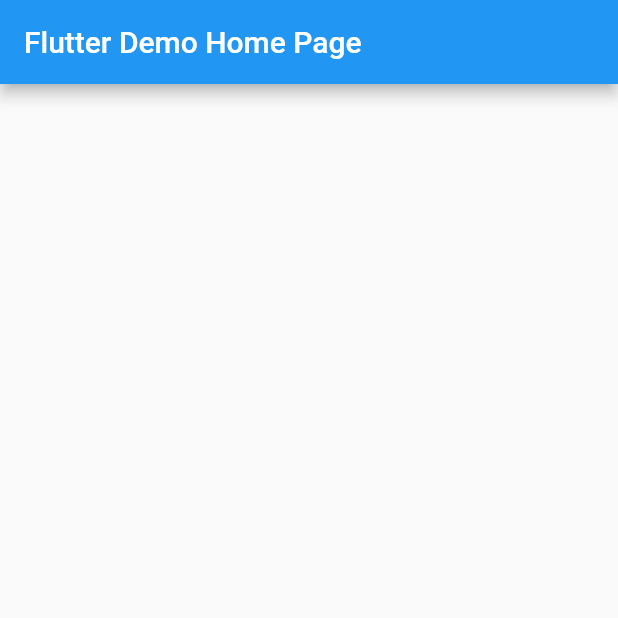
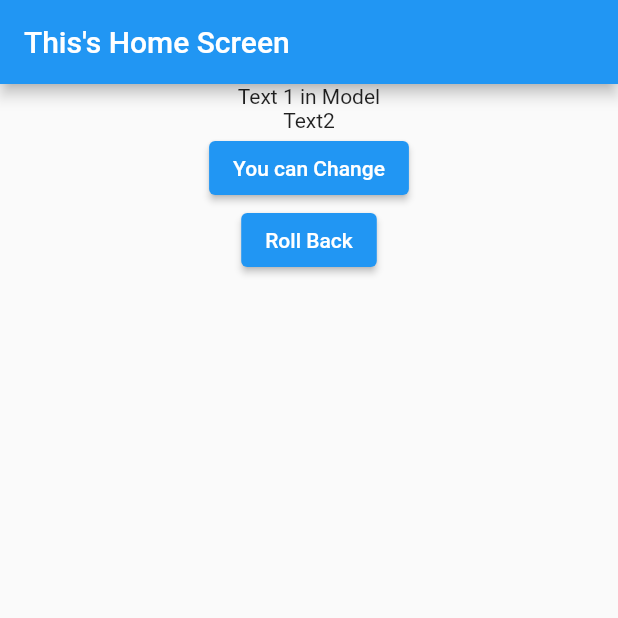
Before and after one commit to NNJio/FlutterLab_Provider, a Flutter app: the screen it shows after launch, on a phone screen of 412 x 824 dp, the top half of it. Run offline on Flutter 3.47's test engine with Material 2 defaults, Android fonts, the phone set to English and light mode, and no system bars.

```diff
--- a/lib/main.dart
+++ b/lib/main.dart
@@ -1,4 +1,8 @@
 import 'package:flutter/material.dart';
+import 'package:provider/provider.dart';
+import 'package:provider1/models/app_model.dart';
+import 'package:provider1/models/noti_model.dart';
+import 'package:provider1/screens/home_sceen.dart';
 
 void main() {
   runApp(const MyApp());
@@ -9,35 +13,19 @@ class MyApp extends StatelessWidget {
 
   @override
   Widget build(BuildContext context) {
-    return MaterialApp(
-      title: 'Flutter Demo',
-      theme: ThemeData(
-        primarySwatch: Colors.blue,
-      ),
-      home: const MyHomePage(title: 'Flutter Demo Home Page'),
+    return MultiProvider(
+      providers: [
+        Provider<AppModel>(create: (_)=> AppModel()),
+        ChangeNotifierProvider<NotiModel>(create: (_)=> NotiModel()),
+      ],
+      child: MaterialApp(
+          title: 'Flutter Demo',
+          theme: ThemeData(
+            primarySwatch: Colors.blue,
+          ),
+          home: const HomeSceen(
+            title: 'This\'s Home Screen',
+          )),
     );
   }
 }
-
-class MyHomePage extends StatefulWidget {
-  const MyHomePage({super.key, required this.title});
-
-  final String title;
-
-  @override
-  State<MyHomePage> createState() => _MyHomePageState();
-}
-
-class _MyHomePageState extends State<MyHomePage> {
-  @override
-  Widget build(BuildContext context) {
-    return Scaffold(
-      appBar: AppBar(
-        title: Text(widget.title),
-      ),
-      body: Center(
-        child: Column(),
-      ),
-    );
-  }
-}
--- /dev/null
+++ b/lib/models/app_model.dart
@@ -0,0 +1,4 @@
+class AppModel {
+  String text1 = 'Text 1 in Model';
+  String text2 = '';
+}
--- /dev/null
+++ b/lib/models/noti_model.dart
@@ -0,0 +1,11 @@
+import 'package:flutter/material.dart';
+
+class NotiModel extends ChangeNotifier {
+  String text1 = 'Text 1 in NotiModel';
+  String _text2 = 'Text 2 in NotiModel';
+  String get text2 => _text2;
+  set text2(String text2) {
+    _text2 = text2;
+    notifyListeners();
+  }
+}
--- /dev/null
+++ b/lib/screens/home_sceen.dart
@@ -0,0 +1,56 @@
+import 'package:flutter/material.dart';
+import 'package:provider/provider.dart';
+import 'package:provider1/models/app_model.dart';
+import 'package:provider1/screens/second_screen.dart';
+
+class HomeSceen extends StatefulWidget {
+  const HomeSceen({super.key, required this.title});
+
+  final String title;
+
+  @override
+  State<HomeSceen> createState() => _MyHomePageState();
+}
+
+class _MyHomePageState extends State<HomeSceen> {
+  @override
+  Widget build(BuildContext context) {
+    return Scaffold(
+      appBar: AppBar(
+        title: Text(widget.title),
+      ),
+      body: Center(
+        child: Consumer<AppModel>(
+          builder: (context, appModel, child) => Column(
+            children: [
+              Text(appModel.text1),
+              Text('Text2'),
+              ElevatedButton(
+                child: const Text('You can Change'),
+                onPressed: () {
+                  setState(() {
+                    appModel.text1 = 'Text1';
+                  });
+                  Navigator.push(
+                      context,
+                      MaterialPageRoute(
+                          builder: (context) => const SecondScreen(
+                                title: 'This\'s Second Screen',
+                              )));
+                },
+              ),
+              ElevatedButton(
+                child: const Text('Roll Back'),
+                onPressed: () {
+                  setState(() {
+                    appModel.text1 = 'Default';
+                  });
+                },
+              )
+            ],
+          ),
+        ),
+      ),
+    );
+  }
+}
--- /dev/null
+++ b/lib/screens/second_screen.dart
@@ -0,0 +1,33 @@
+import 'package:flutter/material.dart';
+import 'package:provider/provider.dart';
+import 'package:provider1/models/noti_model.dart';
+
+class SecondScreen extends StatelessWidget {
+  const SecondScreen({super.key, required this.title});
+
+  final String title;
+
+  @override
+  Widget build(BuildContext context) {
+    return Consumer<NotiModel>(
+      builder: (context, notiModel, child) => Scaffold(
+        appBar: AppBar(
+          title: Text(title),
+        ),
+        body: Center(
+          child: Column(
+            children: [
+              Text(notiModel.text1),
+              Text(notiModel.text2),
+              ElevatedButton(
+                onPressed: () {
+                  notiModel.text2 = 'Change by button';
+                  },
+                child: const Text('Change Values')),
+            ],
+          ),
+        ),
+      ),
+    );
+  }
+}
```
Also changed, not shown: 1 other file.
